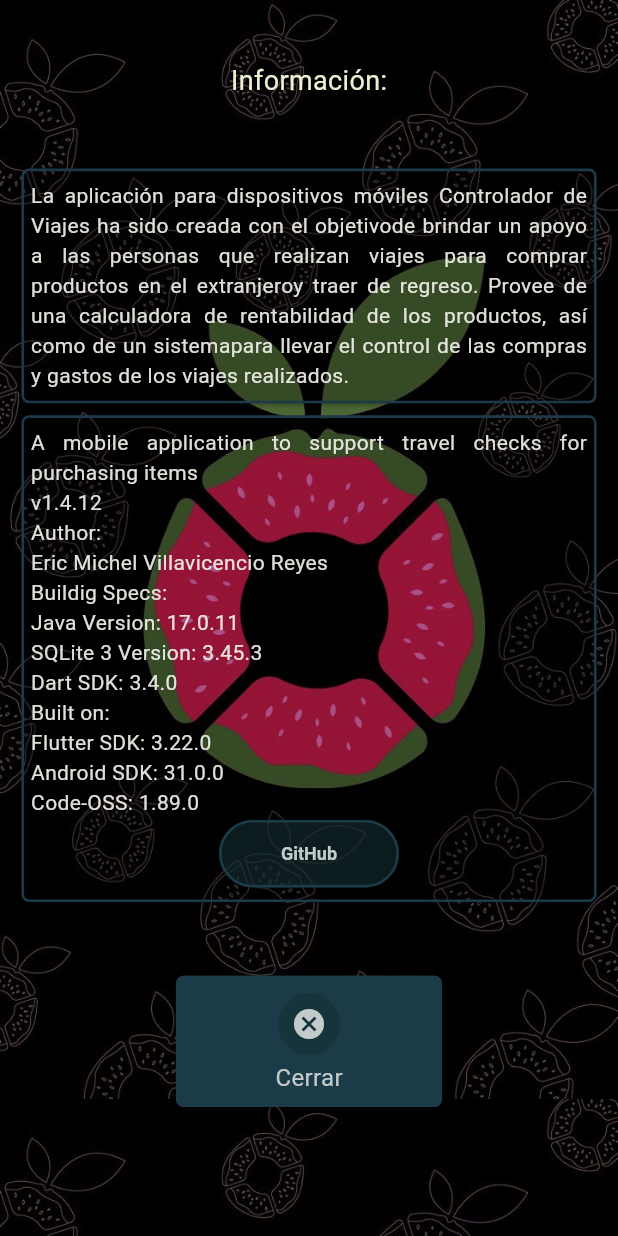
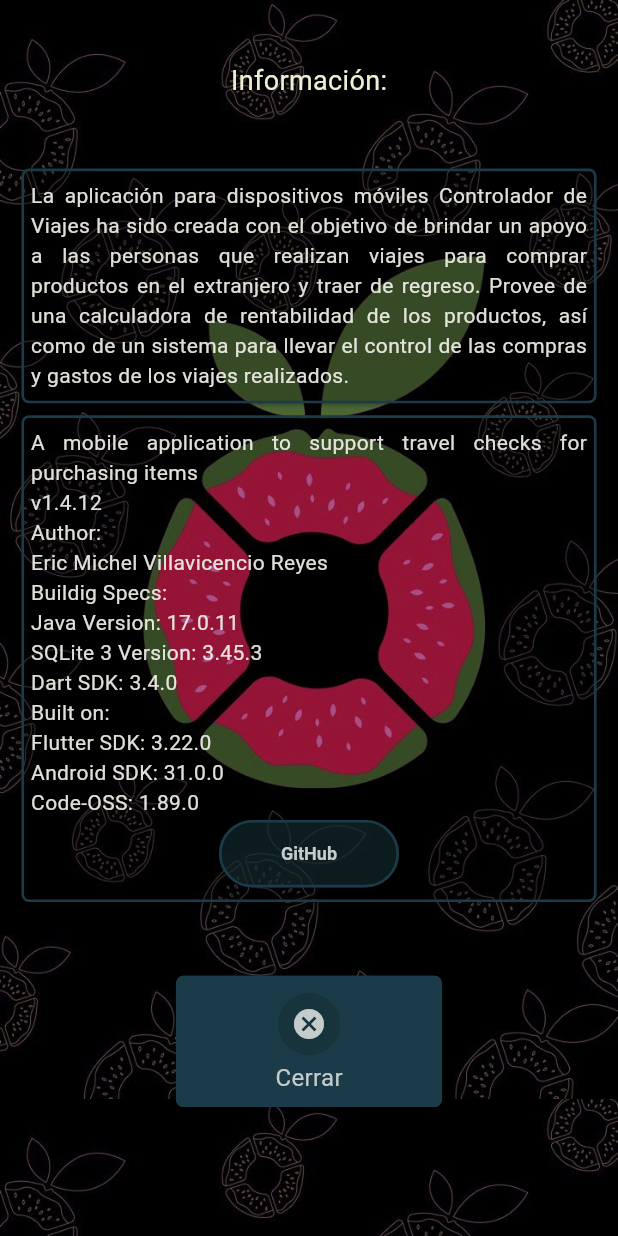
Before and after one commit to ElectroZombie/tripControl_app, a Flutter app: the Principal screen opened by its route, after a tap on the "info" icon, on a phone screen of 412 x 824 dp. Run offline on Flutter 3.47's test engine with Material 3 defaults, Android fonts, the phone set to English and light mode, and no system bars; our stand-ins replace dropdown_search, shared_preferences, sqflite, sqflite_common_ffi; accounts and stored records are empty; Roboto replaces fonts that are missing (Arial).

Commit message:
Pequenos cambios

```diff
--- a/lib/main.dart
+++ b/lib/main.dart
@@ -256,6 +256,7 @@ class MainApp extends StatelessWidget {
               surface: Color.fromARGB(246, 246, 248, 218),
               surfaceContainerHighest: Color.fromARGB(235, 242, 242, 235),
               primary: Color.fromARGB(106, 130, 175, 218),
+              primaryFixed: Color.fromARGB(149, 10, 100, 142),
               secondary: Color.fromARGB(153, 20, 46, 50),
               tertiary: Color.fromARGB(255, 27, 59, 73),
               onPrimaryFixedVariant: Color.fromARGB(100, 120, 170, 200),
--- a/lib/models/trip_model.dart
+++ b/lib/models/trip_model.dart
@@ -46,7 +46,19 @@ class TripModel {
         tripName: "",
         activo: 0,
         fechaInicioViaje: "",
-        nombrePais: "");
+        nombrePais: "",
+        coin1Price: 0,
+        coin2Price: 0,
+        fechaFinalViaje: "",
+        gananciaComprasReal: 0,
+        gananciaComprasXKilo: 0,
+        gastoCompras: 0,
+        gastoComprasXKilo: 0,
+        kilosTotales: 0,
+        otrosGastos: 0,
+        rentabilidad: 0,
+        rentabilidadPorcentual: 0,
+        rentabilidadXKilo: 0);
   }
 
   Map<String, dynamic> toMap() {
--- a/lib/widgets/frame_widgets/current_trip_products_widget.dart
+++ b/lib/widgets/frame_widgets/current_trip_products_widget.dart
@@ -70,7 +70,7 @@ Widget currentTripProductsWidget(
                     child: const Text(
                       "AGREGAR COMPRA",
                       textAlign: TextAlign.center,
-                      style: TextStyle(fontSize: 16),
+                      style: TextStyle(fontSize: 14),
                     )),
                 const SizedBox(height: 5),
                 FutureBuilder<List<GastoModel>>(
@@ -113,7 +113,7 @@ Widget currentTripProductsWidget(
                     child: const Text(
                       "AGREGAR GASTO",
                       textAlign: TextAlign.center,
-                      style: TextStyle(fontSize: 16),
+                      style: TextStyle(fontSize: 14),
                     )),
                 const SizedBox(
                   height: 20,
--- a/lib/widgets/object_widgets/info_sheet.dart
+++ b/lib/widgets/object_widgets/info_sheet.dart
@@ -37,9 +37,9 @@ Widget infoSheet(BuildContext context, ColorScheme colors) {
                             width: MediaQuery.of(context).size.width * 9 / 10,
                             child: Text(
                                 "La aplicación para dispositivos móviles Controlador de Viajes ha sido creada con el objetivo"
-                                "de brindar un apoyo a las personas que realizan viajes para comprar productos en el extranjero"
-                                "y traer de regreso. Provee de una calculadora de rentabilidad de los productos, así como de un sistema"
-                                "para llevar el control de las compras y gastos de los viajes realizados.",
+                                " de brindar un apoyo a las personas que realizan viajes para comprar productos en el extranjero"
+                                " y traer de regreso. Provee de una calculadora de rentabilidad de los productos, así como de un sistema"
+                                " para llevar el control de las compras y gastos de los viajes realizados.",
                                 maxLines: 11,
                                 softWrap: true,
                                 textAlign: TextAlign.justify,
```
Also changed, not shown: lib/frames/trip_frames/trip_list.dart (+20 -2 lines).
